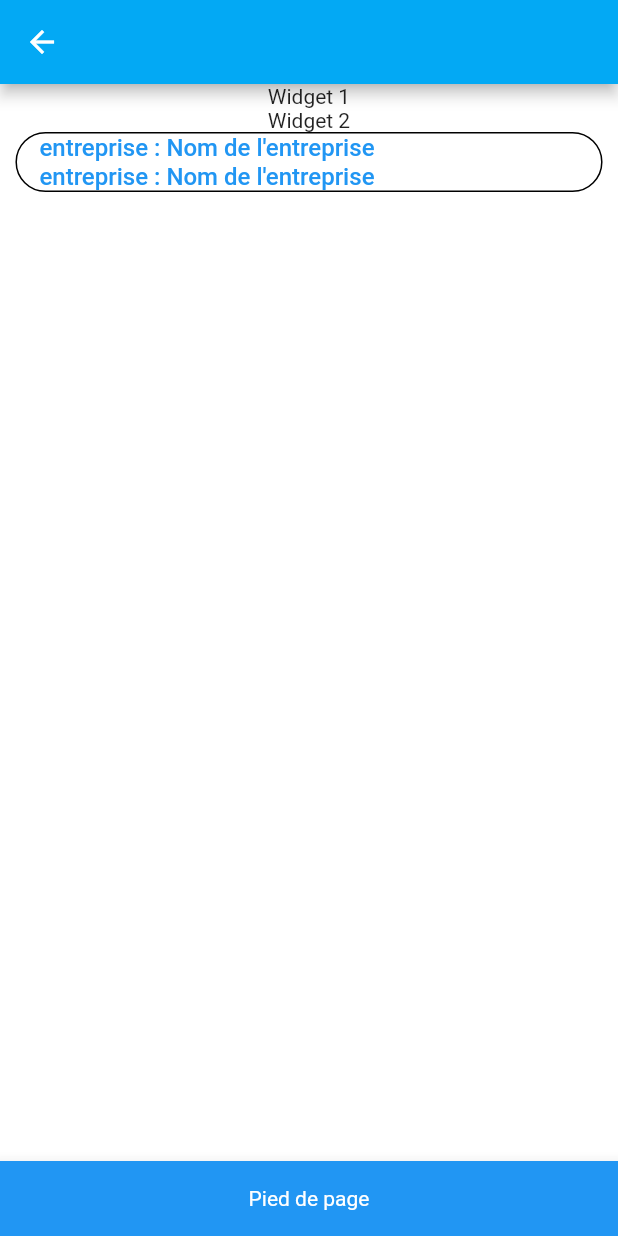
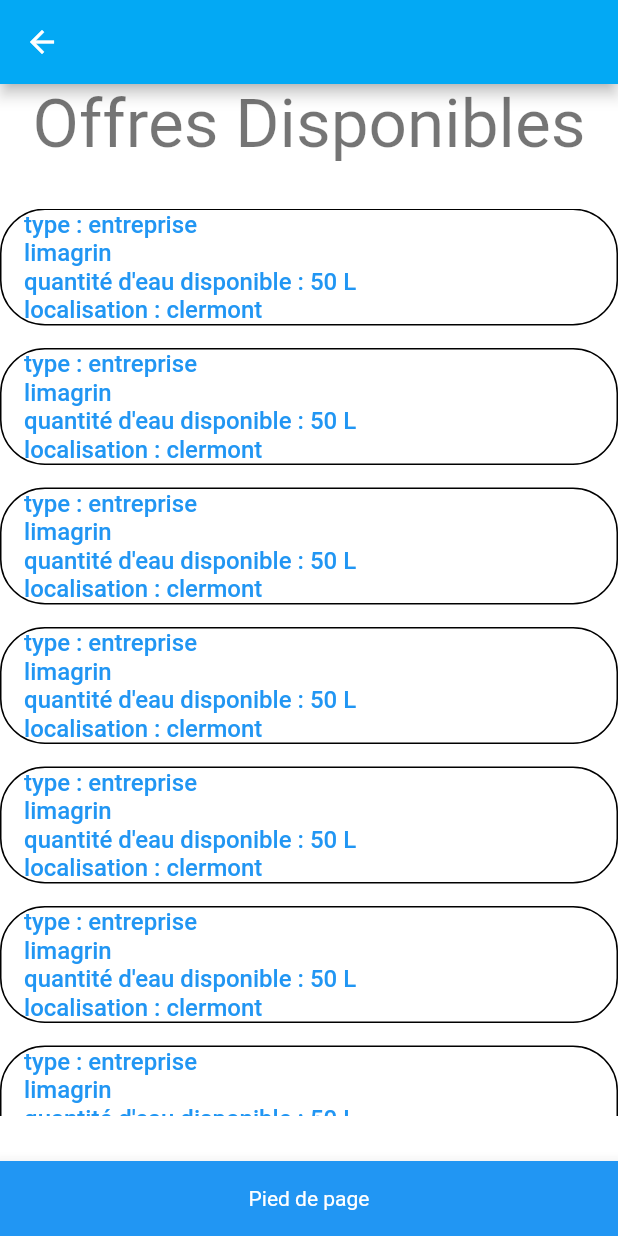
Before and after one commit to gwendalhoudeau/HACKTHON, a Flutter app: the screen it shows after launch, after a tap on "Se Connecter", on a phone screen of 412 x 824 dp. Run offline on Flutter 3.47's test engine with Material 2 defaults, Android fonts, the phone set to English and light mode, and no system bars; missing offline and left inert: desktop_window, window_size.

Commit message:
liste entreprise home

```diff
--- a/front/lib/models/users/c_consumers.dart
+++ b/front/lib/models/users/c_consumers.dart
@@ -12,9 +12,13 @@
   @override
   String password;
 
+  @override
+  final int? quantity;
+
   Consumers({
     required this.email,
     required this.password,
     required this.userName,
+    this.quantity,
   });
 }
--- a/front/lib/models/users/c_entreprise.dart
+++ b/front/lib/models/users/c_entreprise.dart
@@ -15,10 +15,13 @@
   @override
   final int? quantity;
 
+  final String locate;
+
   CEntreprise({
     required this.email,
     required this.password,
     required this.userName,
+    required this.locate,
     this.quantity,
   });
 
@@ -27,6 +30,7 @@
     String? email,
     String? password,
     String? label,
+    String? locate,
     int? quantity,
   }) {
     return CEntreprise(
@@ -34,6 +38,7 @@
       password: password ?? this.password,
       userName: userName ?? this.userName,
       quantity: quantity ?? this.quantity,
+      locate: locate ?? this.locate,
     );
   }
 }
--- a/front/lib/models/users/ca_users.dart
+++ b/front/lib/models/users/ca_users.dart
@@ -3,5 +3,6 @@
   String get email;
   String get password;
   String get label;
+  String? locate;
   int? quantity;
 }
--- a/front/lib/models/widgets/cv_tile.dart
+++ b/front/lib/models/widgets/cv_tile.dart
@@ -1,4 +1,5 @@
 import 'package:flutter/material.dart';
+import 'package:front/models/users/c_entreprise.dart';
 import 'package:front/models/users/ca_users.dart';
 
 class CvTile extends StatelessWidget {
@@ -10,6 +11,9 @@
 
   @override
   Widget build(BuildContext context) {
+    String action =
+        (user is CEntreprise) ? ("quantité d'eau disponible") : ("");
+
     double screenWidth = MediaQuery.of(context).size.width;
     double containerWidth = screenWidth * 0.95;
     return Container(
@@ -27,13 +31,23 @@
             CrossAxisAlignment.start, // Aligner le contenu à gauche
         children: [
           Text(
-            "${user.label} : ${user.userName}",
+            "type : ${user.label}",
             style: Theme.of(context).textTheme.bodyLarge,
           ),
           Text(
-            "${user.label} : ${user.userName}",
+            "${user.userName}",
             style: Theme.of(context).textTheme.bodyLarge,
           ),
+          Text(
+            "$action : ${user.quantity} L",
+            style: Theme.of(context).textTheme.bodyLarge,
+          ),
+          (user is CEntreprise)
+              ? Text(
+                  "localisation : ${user.locate}",
+                  style: Theme.of(context).textTheme.bodyLarge,
+                )
+              : (const SizedBox()),
         ],
       ),
     );
--- a/front/lib/pages/cv_home.dart
+++ b/front/lib/pages/cv_home.dart
@@ -3,7 +3,7 @@
 import 'package:front/models/widgets/cv_tile.dart';
 
 class CvHome extends StatefulWidget {
-  const CvHome({super.key});
+  CvHome({super.key});
 
   @override
   State<CvHome> createState() => _CvHomeState();
@@ -13,26 +13,38 @@
   CEntreprise entreprise = CEntreprise(
     email: 'email_entreprise@example.com',
     password: 'mot_de_passe_entreprise',
-    userName: 'Nom de l\'entreprise',
+    userName: 'limagrin',
+    locate: "clermont",
+    quantity: 50,
   );
+
+  List<Widget> listEntreprise = [];
+
   @override
   Widget build(BuildContext context) {
+    for (int i = 0; i < 10; i++) {
+      listEntreprise.add(CvTile(user: entreprise));
+      listEntreprise.add(const Padding(padding: EdgeInsets.only(bottom: 15)));
+    }
+    debugPrint(listEntreprise.toString());
     return Scaffold(
       appBar: AppBar(),
-      body: SingleChildScrollView(
-        child: Center(
-          child: Column(
-            children: <Widget>[
-              // Ajoutez ici vos widgets de la liste
-              Text('Widget 1'),
-              Text('Widget 2'),
-              CvTile(
-                user: entreprise,
-              ),
-              // ...
-            ],
+      body: Column(
+        children: [
+          Center(
+            child: Text(
+              "Offres Disponibles",
+              style: Theme.of(context).textTheme.displaySmall,
+            ),
           ),
-        ),
+          const Padding(padding: EdgeInsets.only(bottom: 30)),
+          Expanded(
+            child: ListView(
+              children: listEntreprise,
+            ),
+          ),
+          const Padding(padding: EdgeInsets.only(bottom: 30)),
+        ],
       ),
       bottomNavigationBar: BottomAppBar(
         color: Colors.blue, // Couleur de fond du pied de page
--- a/front/lib/pages/cv_login.dart
+++ b/front/lib/pages/cv_login.dart
@@ -42,7 +42,7 @@
             CwButton("Se Connecter", onPressed: () {
               Navigator.push(
                 context,
-                MaterialPageRoute(builder: (context) => const CvHome()),
+                MaterialPageRoute(builder: (context) => CvHome()),
               );
             })
           ],
```
